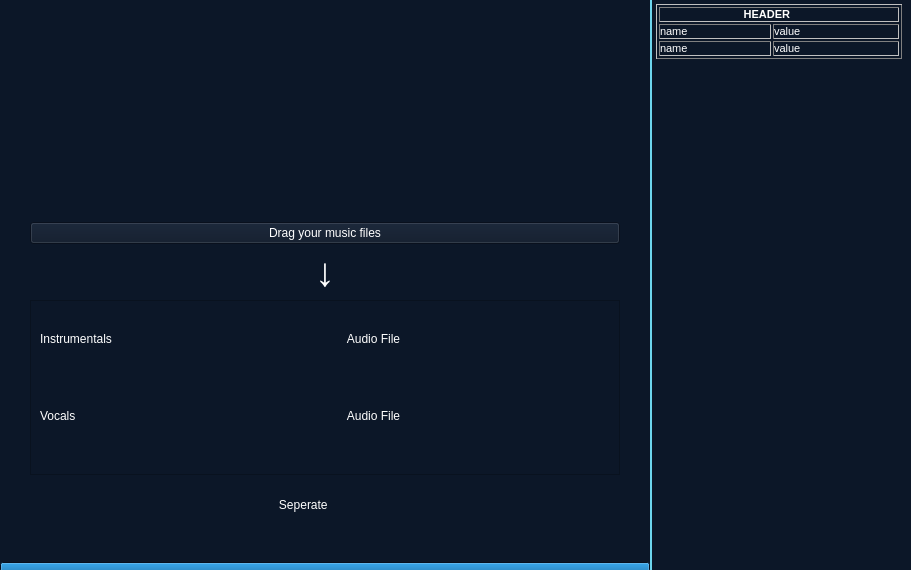
Anjok07/ultimatevocalremovergui, file src/resources/ui_files/mainwindow.ui: the form before one commit.
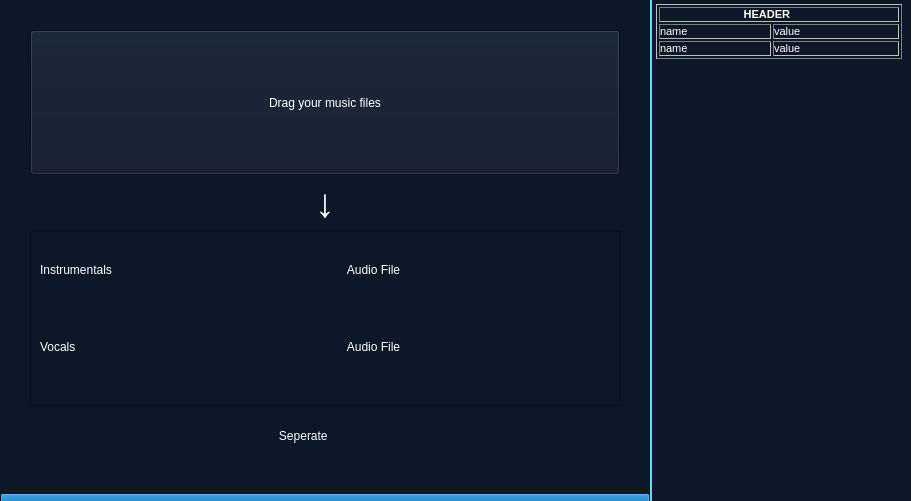
The form after the commit.

```diff
--- a/src/resources/ui_files/mainwindow.ui
+++ b/src/resources/ui_files/mainwindow.ui
@@ -7,7 +7,7 @@
     <x>0</x>
     <y>0</y>
     <width>911</width>
-    <height>492</height>
+    <height>501</height>
    </rect>
   </property>
   <property name="minimumSize">
@@ -205,6 +205,12 @@
             </property>
             <item>
              <widget class="QListWidget" name="listWidget_musicFiles">
+              <property name="maximumSize">
+               <size>
+                <width>16777215</width>
+                <height>0</height>
+               </size>
+              </property>
               <property name="frameShape">
                <enum>QFrame::NoFrame</enum>
               </property>
```
